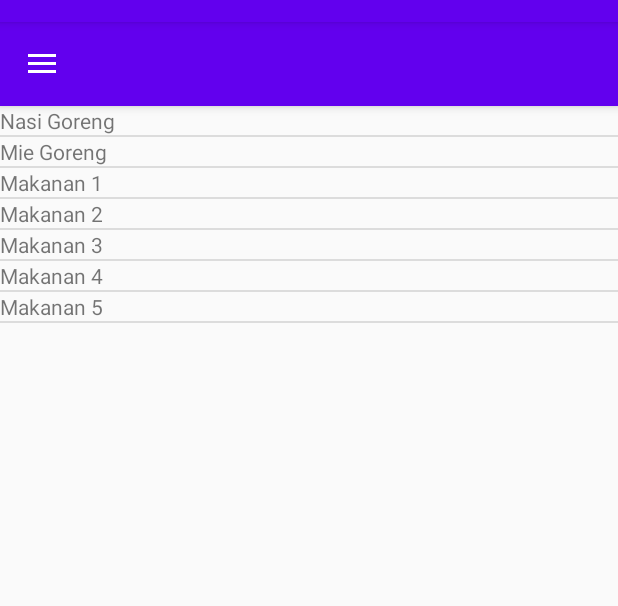
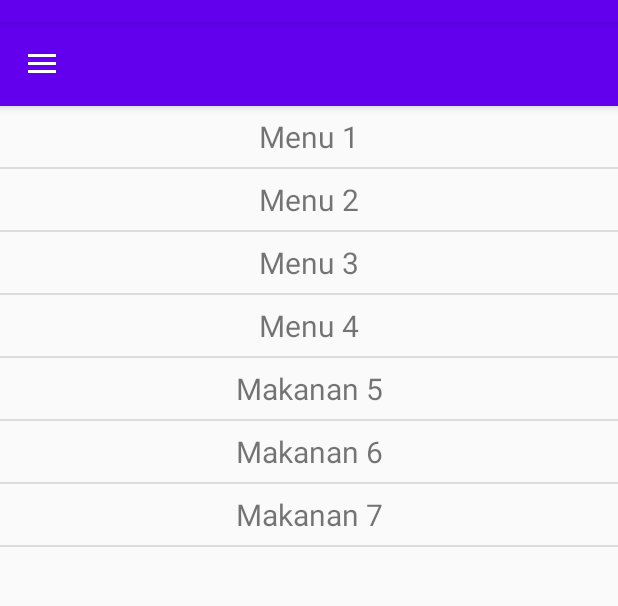
Before and after one commit to tmagira/Tubes-01-L, an Android app: the fragment MenuFragment placed in its activity, on a phone screen of 412 x 824 dp, the part 62-668 px from its top. Run offline under Robolectric (Android 15) with nearby library versions, the phone set to English and light mode, and no system bars.

Commit message:
Fix Tampilan Menu List

```diff
--- a/app/src/main/java/com/example/tubes_01_l/MainActivity.java
+++ b/app/src/main/java/com/example/tubes_01_l/MainActivity.java
@@ -1,13 +1,14 @@
 package com.example.tubes_01_l;
+
+import android.os.Bundle;
+import android.util.Log;
+import android.view.View;
 
 import androidx.appcompat.app.ActionBarDrawerToggle;
 import androidx.appcompat.app.AppCompatActivity;
 import androidx.appcompat.widget.Toolbar;
 import androidx.fragment.app.FragmentManager;
 import androidx.fragment.app.FragmentTransaction;
-import android.os.Bundle;
-import android.util.Log;
-import android.view.View;
 
 import com.example.tubes_01_l.databinding.ActivityMainBinding;
 
@@ -36,6 +37,7 @@ public class MainActivity extends AppCompatActivity implements FragmentListener
 
         this.fragmentManager = this.getSupportFragmentManager();
         this.mainFragment = MainFragment.newInstance();
+        this.menuFragment = MenuFragment.newInstance();
         FragmentTransaction ft = this.fragmentManager.beginTransaction();
         ft.add(R.id.fragment_container, this.mainFragment).addToBackStack(null).commit();
     }
--- a/app/src/main/java/com/example/tubes_01_l/Menu.java
+++ b/app/src/main/java/com/example/tubes_01_l/Menu.java
@@ -8,8 +8,9 @@ public class Menu {
     String[] langkahMasak;
     String[] resto;
 
-    public Menu(String title) {
+    public Menu(String title, String deskripsi) {
         this.title = title;
+        this.deskripsi = deskripsi;
     }
 
     public void setTitle(String title) {
--- a/app/src/main/java/com/example/tubes_01_l/MenuListAdapter.java
+++ b/app/src/main/java/com/example/tubes_01_l/MenuListAdapter.java
@@ -14,16 +14,19 @@ public class MenuListAdapter extends BaseAdapter {
 
     private List<Menu> listMenu;
     private Activity activity;
-    private TextView title;
 
     public MenuListAdapter(Activity activity) {
         this.listMenu = new ArrayList<Menu>();
         this.activity = activity;
     }
 
-//    public ViewHolder(View view){
-//
-//    }
+    private class ViewHolder{
+        protected TextView title;
+
+        public ViewHolder(View view) {
+            this.title = view.findViewById(R.id.tv_menu_title);
+        }
+    }
 
     public void addLine(Menu newMenu){
         this.listMenu.add(newMenu);
@@ -55,11 +58,9 @@ public class MenuListAdapter extends BaseAdapter {
         View convertView = LayoutInflater.from(this.activity).inflate(R.layout.item_list_menu, parent, false);
         Menu currentMenu = (Menu)this.getItem(i);
 
-        this.title = convertView.findViewById(R.id.tv_menu_title);
-        this.title.setText(currentMenu.title);
-        //currentMenu.title
+        ViewHolder viewHolder = new ViewHolder(convertView);
+        viewHolder.title.setText(currentMenu.title);
 
-        //NOT DONE YET HEHE
         return convertView;
     }
 }
--- a/app/src/main/java/com/example/tubes_01_l/MenuPresenter.java
+++ b/app/src/main/java/com/example/tubes_01_l/MenuPresenter.java
@@ -18,8 +18,8 @@ public class MenuPresenter {
     }
 
     void loadData(){
-        for (Menu f:MockMenu.foodObjectArr) {
-            this.menus.add(f);
+        for (Menu menu:MockMenu.foodObjectArr) {
+            this.menus.add(menu);
         }
         this.ui.updateList(this.menus);
     }
@@ -28,7 +28,7 @@ public class MenuPresenter {
         this.ui.updateList(this.menus);
     }
     public void addList(String title, String detail){
-        this.menus.add(new Menu(title));
+        this.menus.add(new Menu(title,detail));
         this.ui.updateList(this.menus);
         //this.ui.resetAddForm();
     }
--- a/app/src/main/java/com/example/tubes_01_l/MockMenu.java
+++ b/app/src/main/java/com/example/tubes_01_l/MockMenu.java
@@ -1,17 +1,13 @@
 package com.example.tubes_01_l;
 
 public class MockMenu {
-    public static String[] foodStringArr = { "Nasi Goreng Biasa", "Nasi Goreng Telor", "Nasi Goreng Ayam",
-            "Nasi Goreng Sapi", "Nasi Goreng Seafood", "Mie Goreng Biasa", "Mie Goreng Telor", "Mie Goreng Ayam",
-            "Mie Goreng Sapi", "Mie Goreng Seafood", "Baso", "Baso", "Baso", "Baso", "Baso", "Baso", "Baso", "Baso" };
-
     public static Menu[] foodObjectArr = {
-            new Menu("Nasi Goreng"),
-            new Menu("Mie Goreng"),
-            new Menu("Makanan 1"),
-            new Menu("Makanan 2"),
-            new Menu("Makanan 3"),
-            new Menu("Makanan 4"),
-            new Menu("Makanan 5")
+            new Menu("Menu 1", "satu"),
+            new Menu("Menu 2", "2"),
+            new Menu("Menu 3", "tiga"),
+            new Menu("Menu 4", "empat"),
+            new Menu("Makanan 5", "5"),
+            new Menu("Makanan 6","6"),
+            new Menu("Makanan 7","7")
     };
 }
--- a/app/src/main/res/layout/item_list_menu.xml
+++ b/app/src/main/res/layout/item_list_menu.xml
@@ -6,12 +6,12 @@
     android:layout_height="match_parent"
     android:orientation="horizontal">
 
-
-
     <TextView
         android:id="@+id/tv_menu_title"
         android:layout_width="match_parent"
-        android:layout_height="wrap_content">
-    </TextView>
+        android:layout_height="wrap_content"
+        android:textSize="20sp"
+        android:textAlignment="center"
+        android:padding="10px"/>
 
 </LinearLayout>
--- a/app/src/main/res/layout/menu_fragment.xml
+++ b/app/src/main/res/layout/menu_fragment.xml
@@ -7,10 +7,8 @@
     android:layout_height="match_parent">
 
     <ListView
-
         android:id="@+id/list_menu"
         android:layout_width="match_parent"
         android:layout_height="match_parent">
-
     </ListView>
 </RelativeLayout>
```
